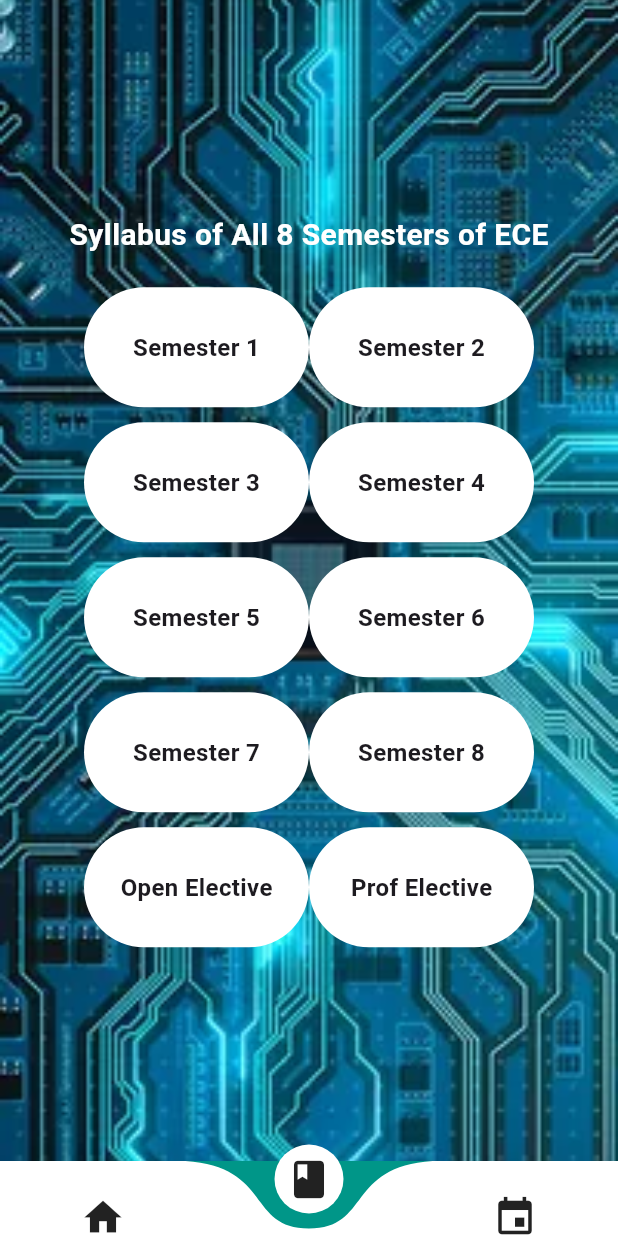
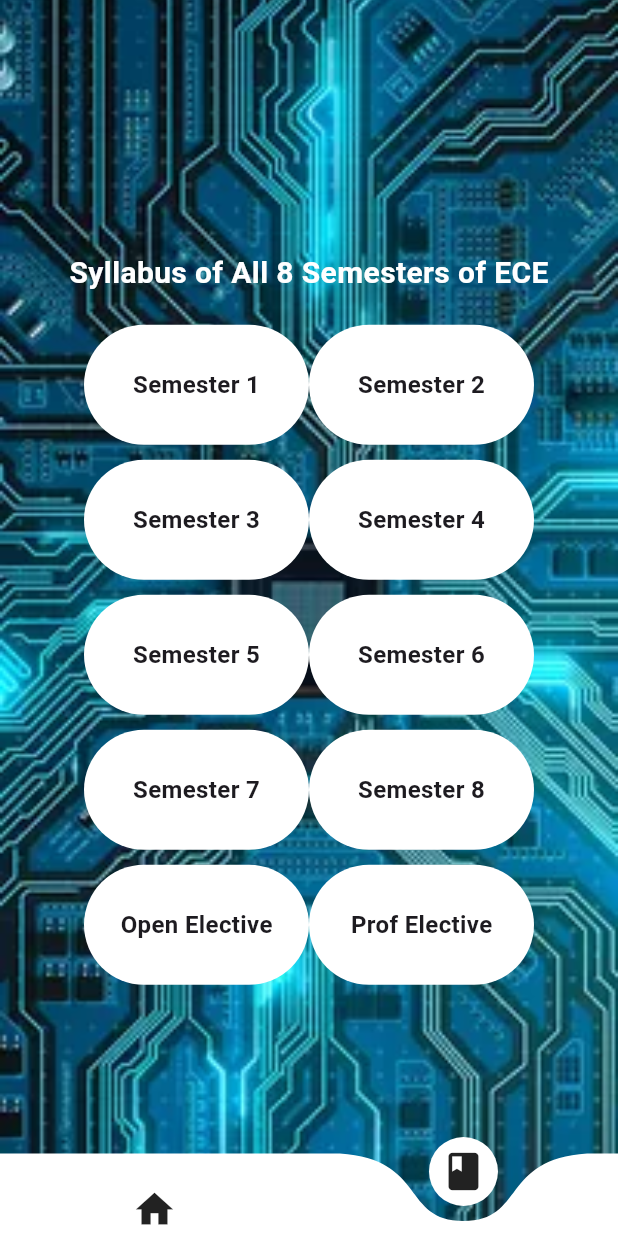
Before and after one commit to Shinjan-saha/ECE-Dept-App, a Flutter app: the screen it shows after launch, item 2 of the bottom bar chosen, on a phone screen of 412 x 824 dp. Run offline on Flutter 3.47's test engine with Material 3 defaults, Android fonts, the phone set to English and light mode, and no system bars; drawn by our look-alikes of curved_navigation_bar.

Commit message:
Fixed Navbar removed Event Page

```diff
--- a/ece/lib/main.dart
+++ b/ece/lib/main.dart
@@ -3,7 +3,6 @@ import 'package:curved_navigation_bar/curved_navigation_bar.dart';
 
 import 'home_page.dart';
 import 'syllabus_page.dart';
-import 'events_page.dart';
 
 void main() {
   runApp(MyApp());
@@ -13,7 +12,7 @@ class MyApp extends StatelessWidget {
   @override
   Widget build(BuildContext context) {
     return MaterialApp(
-       debugShowCheckedModeBanner: false,
+      debugShowCheckedModeBanner: false,
       title: 'Flutter Curved Navigation',
       theme: ThemeData(
         primarySwatch: Colors.blue,
@@ -34,35 +33,31 @@ class _BottomNavigationState extends State<BottomNavigation> {
   final List<Widget> _pages = [
     HomePage(),
     SyllabusPage(),
-    EventsPage(),
   ];
 
   @override
   Widget build(BuildContext context) {
     return Scaffold(
-      body: Stack(
-        children: [
-          Container(
-            decoration: BoxDecoration(
-              image: DecorationImage(
-                image: AssetImage('asset/newbgg.webp'), // Set the path to your background image here
-                fit: BoxFit.cover,
-              ),
-            ),
-             child: _pages[_currentIndex],
+      extendBody: true, // lets nav bar float smoothly above background
+      body: Container(
+        decoration: const BoxDecoration(
+          image: DecorationImage(
+            image: AssetImage('asset/newbgg.webp'),
+            fit: BoxFit.cover,
           ),
-
-        ],
+        ),
+        child: _pages[_currentIndex],
       ),
       bottomNavigationBar: CurvedNavigationBar(
         index: _currentIndex,
-        backgroundColor: Colors.teal,
+        backgroundColor: Colors.transparent,
         color: Colors.white,
-        height: 50.0,
-        items: <Widget>[
+        height: 55.0,
+        animationCurve: Curves.easeInOut, // smooth curve
+        animationDuration: const Duration(milliseconds: 400),
+        items: const <Widget>[
           Icon(Icons.home, size: 30),
           Icon(Icons.book, size: 30),
-          Icon(Icons.event, size: 30),
         ],
         onTap: (index) {
           setState(() {
```
Also changed, not shown: 1 other file.
